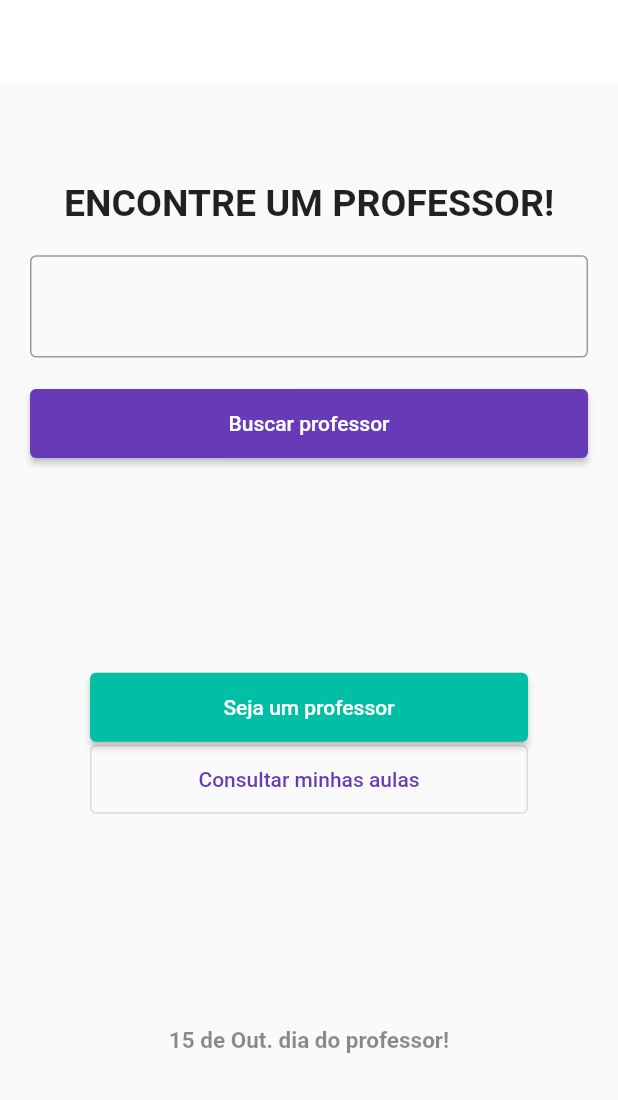
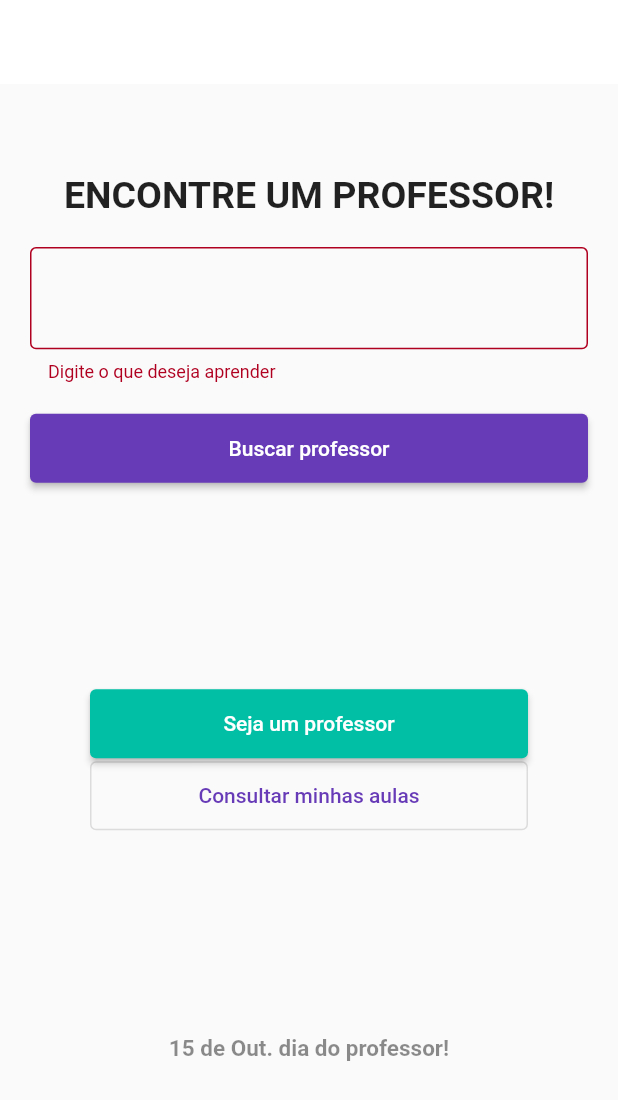
Before and after one commit to irisrichardt/findteacher, a Flutter app: the screen it shows after launch, scrolled down 56 dp, after a tap on "Buscar professor", on a phone screen of 412 x 824 dp. Shown: the top 1100 px of the screen. Run offline on Flutter 3.47's test engine with Material 2 defaults, Android fonts, the phone set to English and light mode, and no system bars.

Commit message:
main
lógica tela inicial

```diff
--- /dev/null
+++ b/lib/app/modules/controller/inicial_controller.dart
@@ -0,0 +1,31 @@
+import 'package:flutter/cupertino.dart';
+
+import '../../../routes.dart';
+
+class InicialController {
+  final bool Function() isValidForm;
+  final Function(String route, String search) onNavigatorProfessor;
+  final searchController = TextEditingController();
+
+  InicialController(
+      {required this.isValidForm, required this.onNavigatorProfessor});
+
+  String? validateSarch(String? value) {
+    if (value?.isEmpty ?? true) {
+      return 'Digite o que deseja aprender';
+    }
+
+    return null;
+  }
+
+  void buscarProfessor() {
+    final isValid = isValidForm();
+
+    if (isValid) {
+      onNavigatorProfessor(Routes.PESQUISA_PROFESSOR, searchController.text);
+    }
+  }
+
+  void sejaProfessor() {}
+  void consultarAula() {}
+}
--- a/lib/app/modules/views/inicial_view.dart
+++ b/lib/app/modules/views/inicial_view.dart
@@ -4,14 +4,27 @@ import '../../components/ft_elevated_button.dart';
 import '../../components/ft_outlined_button.dart';
 import '../../components/ft_text_form_search.dart';
 import '../../components/ft_text_title.dart';
+import '../controller/inicial_controller.dart';
 
-class InicialView extends StatelessWidget {
+class InicialView extends StatefulWidget {
   const InicialView({Key? key}) : super(key: key);
 
   @override
+  State<InicialView> createState() => _InicialViewState();
+}
+
+class _InicialViewState extends State<InicialView> {
+  final _key = GlobalKey<FormState>();
+  late final _mediaQuery = MediaQuery.of(context);
+  late final controller = InicialController(isValidForm: () =>
+    _key.currentState?.validate() ?? false,
+    onNavigatorProfessor: (route, search) =>
+        Navigator.pushNamed(context, route, arguments: search),
+  );
+
+
+  @override
   Widget build(BuildContext context) {
-    final _mediaQuery = MediaQuery.of(context);
-
     return Scaffold(
        appBar: AppBar(),
       body: SingleChildScrollView(
@@ -23,6 +36,7 @@ class InicialView extends StatelessWidget {
               Container(
                 padding: const EdgeInsets.symmetric(horizontal: 20),
                 child: Form(
+                  key: _key,
                   child: Column(
                     children: [
                       const FTTextTitle(
@@ -30,12 +44,13 @@ class InicialView extends StatelessWidget {
                         size: FTSizeTitle.large,
                       ),
                       FTTextFormSearch(
-                        controller: TextEditingController(),
+                        controller: controller.searchController,
+                        validator: controller.validateSarch,
                         padding: const EdgeInsets.symmetric(vertical: 20),
                       ),
                       FTElevatedButton(
+                        onPressed: controller.buscarProfessor,
                         child: const Text('Buscar professor'),
-                        onPressed: () {},
                       ),
                     ],
                   ),
@@ -46,24 +61,24 @@ class InicialView extends StatelessWidget {
                 child: Column(
                   children: [
                     FTElevatedButton(
-                      onPressed: () {},
+                      onPressed: controller.sejaProfessor,
                       style: ElevatedButton.styleFrom(
                         primary: Theme.of(context).primaryColorLight,
                       ),
                       child: const Text('Seja um professor'),
                     ),
                     FTOutlinedButton(
+                      onPressed: controller.consultarAula,
                       child: const Text('Consultar minhas aulas'),
-                      onPressed: () {},
                     ),
                   ],
                 ),
               ),
               const FTTextTitle(
-                    text: '15 de Out. dia do professor!',
-                    size: FTSizeTitle.small,
-                    color: Colors.black45,
-                  ),
+                text: '15 de Out. dia do professor!',
+                size: FTSizeTitle.small,
+                color: Colors.black45,
+              ),
             ],
           ),
         ),
--- a/lib/main.dart
+++ b/lib/main.dart
@@ -1,4 +1,6 @@
+import 'package:findteacher/app/modules/pesquisa_professor/views/pesquisa_professor_view.dart';
 import 'package:findteacher/app/modules/views/inicial_view.dart';
+import 'package:findteacher/routes.dart';
 import 'package:findteacher/theme/theme_data.dart';
 import 'package:flutter/material.dart';
 
@@ -17,7 +19,10 @@ class MyApp extends StatelessWidget {
       theme: CustomThemeData.light(),
       // darkTheme: CustomThemeData.dark(),
       // themeMode: ThemeMode.dark,
-      home: const InicialView(),
+      routes: {
+        Routes.INCIAL: (context) => const InicialView(),
+        Routes.PESQUISA_PROFESSOR: (context) => const PesquisaProfessorView(),
+      },
     );
   }
 }
--- /dev/null
+++ b/lib/routes.dart
@@ -0,0 +1,6 @@
+// ignore_for_file: constant_identifier_names
+
+abstract class Routes {
+  static const INCIAL = '/';
+  static const PESQUISA_PROFESSOR = 'pesquisaProfessor';
+}
--- a/pubspec.yaml
+++ b/pubspec.yaml
@@ -34,6 +34,7 @@ dependencies:
   # The following adds the Cupertino Icons font to your application.
   # Use with the CupertinoIcons class for iOS style icons.
   cupertino_icons: ^1.0.2
+  dio: ^5.2.1+1
 
 dev_dependencies:
   flutter_test:
```
Also changed, not shown: lib/app/modules/pesquisa_professor/views/pesquisa_professor_view.dart (added, +13 -0 lines), pubspec.lock.
